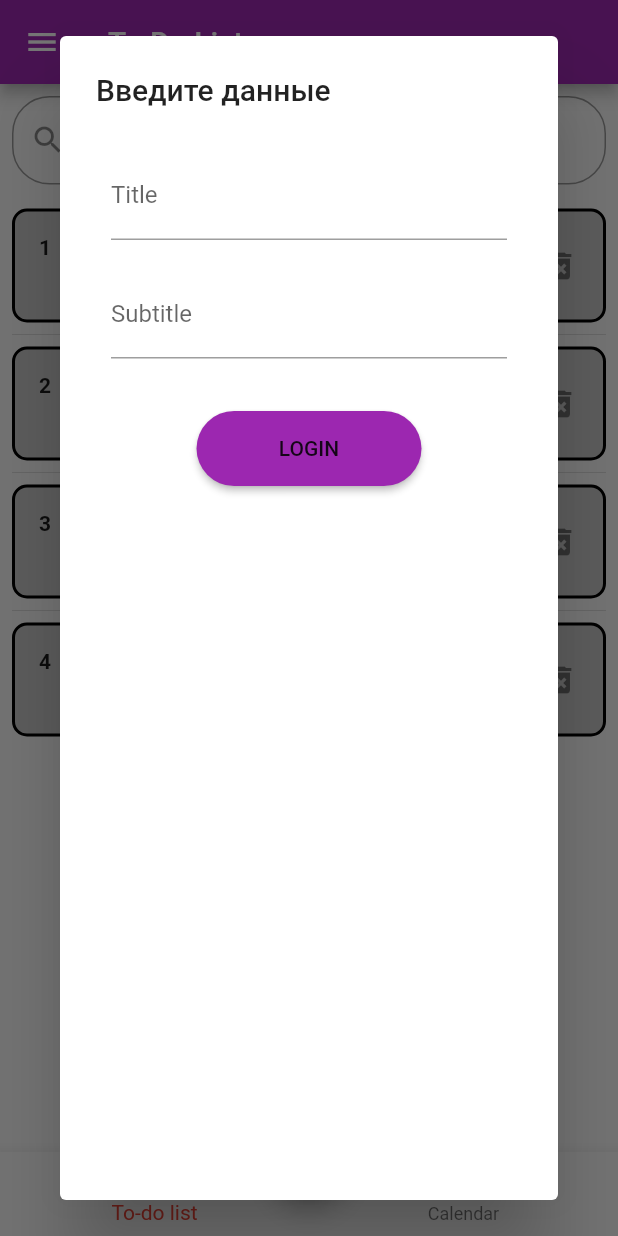
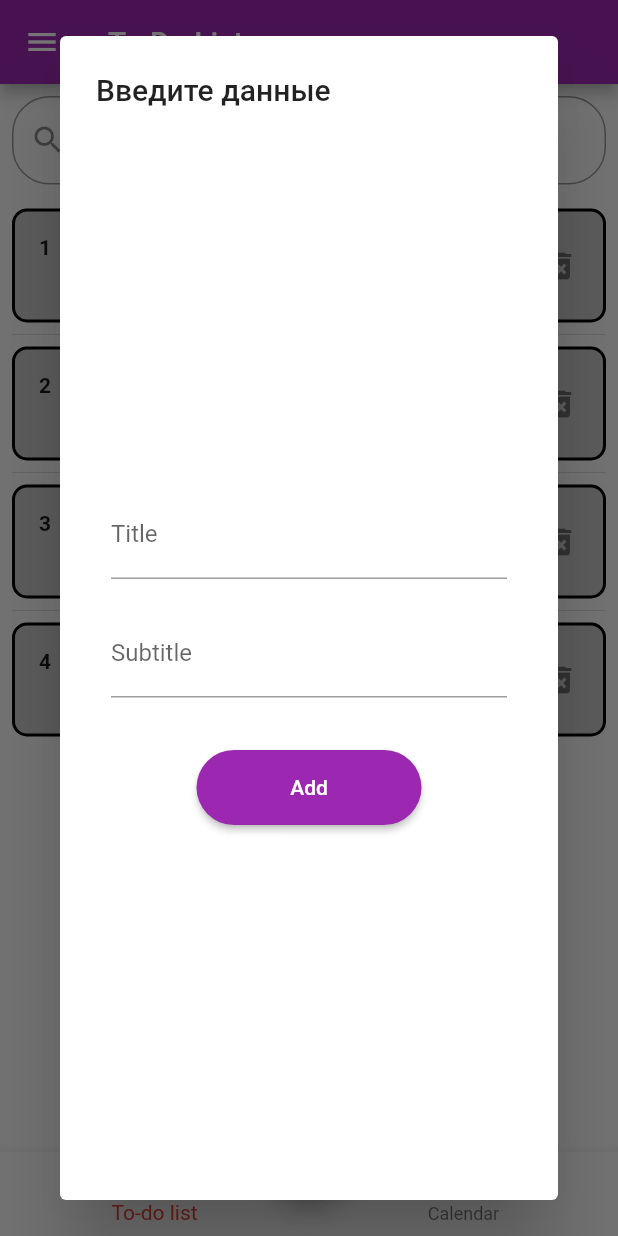
Before and after one commit to AntonPrNone/NoClownApp, a Flutter app: the SecondScreen screen opened by its route, after a tap on the "add" icon, on a phone screen of 412 x 824 dp. Run offline on Flutter 3.47's test engine with Material 2 defaults, Android fonts, the phone set to English and light mode, and no system bars.

```diff
--- /dev/null
+++ b/flutter_application_1/lib/WidgetDealPage.dart
@@ -0,0 +1,40 @@
+// ignore_for_file: prefer_const_constructors
+
+import 'package:flutter/material.dart';
+
+import 'secondScreen.dart';
+
+class DealPage extends StatefulWidget {
+  const DealPage({super.key});
+
+  @override
+  State<DealPage> createState() => _DealPageState();
+}
+
+class _DealPageState extends State<DealPage> {
+  @override
+  Widget build(BuildContext context) {
+    return ListView.separated(
+        padding: const EdgeInsets.all(8),
+        itemCount: users.length,
+        separatorBuilder: (BuildContext context, int index) => Divider(),
+        itemBuilder: (BuildContext context, int index) {
+          return Container(
+            decoration: BoxDecoration(
+                border: Border.all(width: 2),
+                color: Color.fromARGB(255, 201, 201, 201),
+                borderRadius: BorderRadius.all(Radius.circular(10))),
+            child: ListTile(
+                title: Text(users[index], style: TextStyle(fontSize: 22)),
+                leading: Text(
+                  (index + 1).toString(),
+                  style: TextStyle(fontWeight: FontWeight.bold),
+                ),
+                trailing: Icon(Icons.delete_forever),
+                subtitle: Text(
+                  companies[index],
+                )),
+          );
+        });
+  }
+}
--- a/flutter_application_1/lib/secondScreen.dart
+++ b/flutter_application_1/lib/secondScreen.dart
@@ -1,6 +1,8 @@
 // ignore_for_file: prefer_const_constructors, use_key_in_widget_constructors, file_names
 
 import 'package:flutter/material.dart';
+import 'package:flutter_application_1/WidgetCalendarPage.dart';
+import 'package:flutter_application_1/WidgetDealPage.dart';
 
 final List<String> users = [
   "Сходить в магазин",
@@ -14,8 +16,6 @@ final List<String> companies = [
   "Выиграть в ИЧ",
   "Сходить за посылкой на почту"
 ];
-final duplicateItems = List<String>.generate(10000, (i) => "Item $i");
-var items = <String>[];
 
 class SecondScreen extends StatefulWidget {
   @override
@@ -24,59 +24,32 @@ class SecondScreen extends StatefulWidget {
 
 class _SecondScreenState extends State<SecondScreen> {
   int index = 0;
-  TextEditingController editingController = TextEditingController();
   String? DialogTitle;
   String? DialogSubtitle;
+
+  final formKeyDialog = GlobalKey<FormState>();
 
   @override
   Widget build(BuildContext context) {
     Widget calendarPage(BuildContext context) {
-      return CalendarDatePicker(
-          initialDate: DateTime.now(),
-          firstDate: DateTime(2000),
-          lastDate: DateTime(2050, 12, 31),
-          onDateChanged: (DateTime value) {});
+      return CalendarPage();
     }
 
     Widget dealPage(BuildContext context) {
-      return ListView.separated(
-          padding: const EdgeInsets.all(8),
-          itemCount: users.length,
-          separatorBuilder: (BuildContext context, int index) => Divider(),
-          itemBuilder: (BuildContext context, int index) {
-            return Container(
-              decoration: BoxDecoration(
-                  border: Border.all(width: 2),
-                  color: Color.fromARGB(255, 201, 201, 201),
-                  borderRadius: BorderRadius.all(Radius.circular(10))),
-              child: ListTile(
-                  title: Text(users[index], style: TextStyle(fontSize: 22)),
-                  leading: Text(
-                    (index + 1).toString(),
-                    style: TextStyle(fontWeight: FontWeight.bold),
-                  ),
-                  trailing: Icon(Icons.delete_forever),
-                  subtitle: Text(
-                    companies[index],
-                  )),
-            );
-          });
+      return DealPage();
     }
 
     final list = [
       dealPage(context),
       calendarPage(context),
     ];
+
     return Scaffold(
       body: Container(
           child: Column(children: <Widget>[
         Padding(
           padding: EdgeInsets.all(8.0),
           child: TextField(
-            onChanged: (value) {
-              filterSearchResults(value);
-            },
-            controller: editingController,
             decoration: InputDecoration(
                 labelText: "Search",
                 hintText: "Search",
@@ -99,8 +72,11 @@ class _SecondScreenState extends State<SecondScreen> {
             context: context,
             builder: (_) => AlertDialog(
                 title: Text("Введите данные"),
-              content: Container(
+                content: Center(
+                  child: Form(
+                    key: formKeyDialog,
                     child: Column(
+                      mainAxisAlignment: MainAxisAlignment.center,
                       children: [
                         Container(
                           padding: EdgeInsets.all(10),
@@ -129,16 +105,20 @@ class _SecondScreenState extends State<SecondScreen> {
                             height: 50.0,
                             minWidth: 150.0,
                             onPressed: () {
+                              formKeyDialog.currentState?.save();
                               AddItem(DialogTitle, DialogSubtitle);
+                              Navigator.pushNamed(context, '/second');
                             },
                             child: Text(
-                        "LOGIN",
+                              "Add",
+                              style: TextStyle(color: Colors.white),
                             ),
                           ),
                         )
                       ],
+                    ),
+                  ),
                 )),
-            ),
           );
         },
         child: Icon(Icons.add),
@@ -168,25 +148,6 @@ class _SecondScreenState extends State<SecondScreen> {
   }
 }
 
-void filterSearchResults(String query) {
-  List<String> dummySearchList = <String>[];
-  dummySearchList.addAll(users);
-  if (query.isNotEmpty) {
-    List<String> dummyListData = <String>[];
-    dummySearchList.forEach((item) {
-      if (item.contains(query)) {
-        dummyListData.add(item);
-      }
-    });
-    items.clear();
-    items.addAll(users);
-    return;
-  } else {
-    items.clear();
-    items.addAll(users);
-  }
-}
-
 void AddItem(String? T, String? ST) {
   if (T == null) {
     users.add(" ");
```
Also changed, not shown: flutter_application_1/lib/WidgetCalendarPage.dart (+7 -3 lines), 1 other file. Lines whose indentation alone changed are shown as unchanged.
